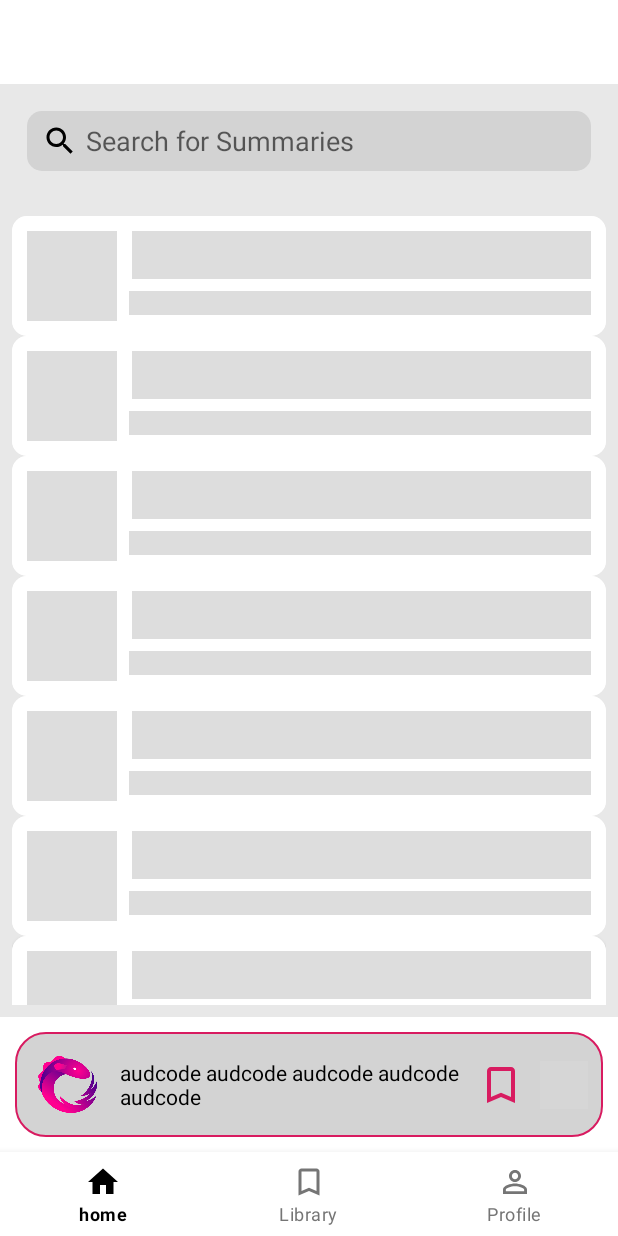
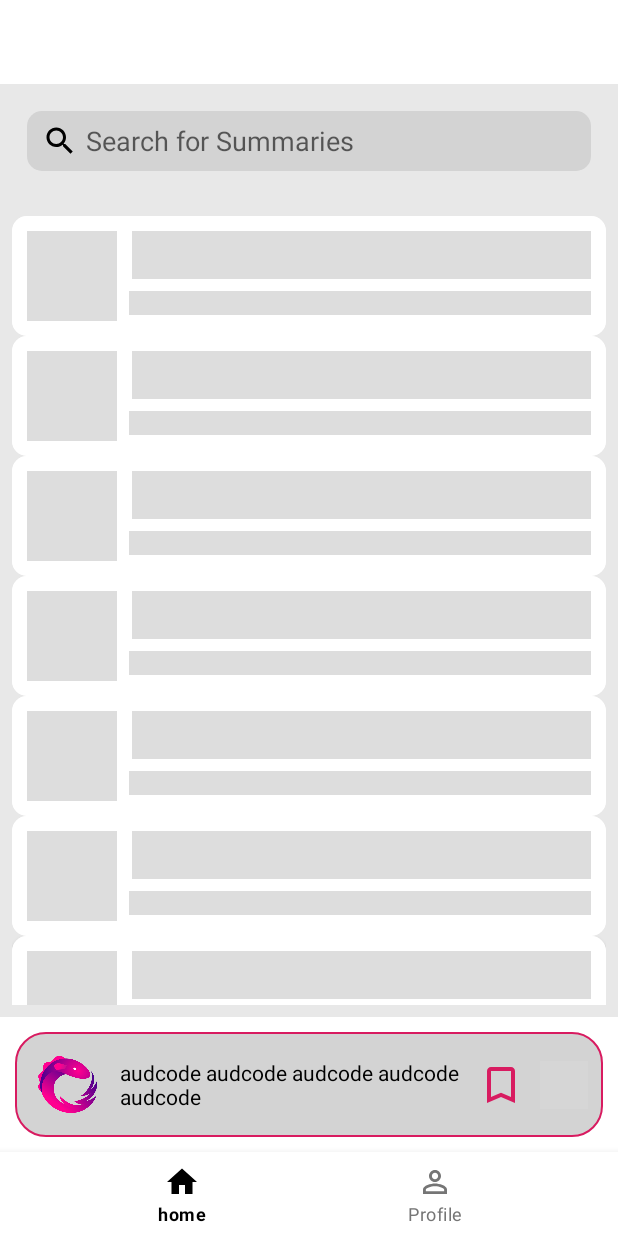
Before and after one commit to mrabelwahed/audcode-android, an Android app: the screen it shows after launch (MainActivity), on a phone screen of 412 x 824 dp. Run offline under Robolectric (Android 15) with nearby library versions, the light colour scheme and no system bars; our stand-ins replace Dagger/Hilt's generated code, RxJava, Shimmer; libraries missing offline, so code that uses them is left out: com.jakewharton.rxbinding2; pictures from the network do not load; 11 statements that could not run were skipped; grey boxes are pictures that could not be loaded.

Commit message:
some modification for lib

```diff
--- a/app/src/main/res/menu/menu_main.xml
+++ b/app/src/main/res/menu/menu_main.xml
@@ -2,9 +2,9 @@
     <item android:id="@+id/action_home"
             android:title="@string/menu_home"
             android:icon="@drawable/ic_home_24px" />
-    <item android:id="@+id/action_lib"
-            android:title="@string/menu_library"
-            android:icon="@drawable/ic_turned_in_not_24px" />
+<!--    <item android:id="@+id/action_lib"-->
+<!--            android:title="@string/menu_library"-->
+<!--            android:icon="@drawable/ic_turned_in_not_24px" />-->
     <item android:id="@+id/action_profile"
             android:title="@string/menu_profile"
             android:icon="@drawable/ic_person_outline_24px" />
```
Also changed, not shown: app/src/main/java/com/audcode/ui/splash/MainActivity.kt (+4 -4 lines).
